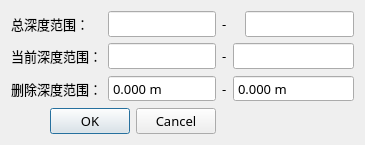
Qt form src/DeleteDialog.ui (jerky168/BoreholeAnalyzer) before a commit.
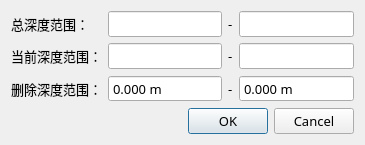
The same form after that commit.

Diff of the .ui file:
```diff
--- a/src/DeleteDialog.ui
+++ b/src/DeleteDialog.ui
@@ -20,13 +20,6 @@
    <string>删除</string>
   </property>
   <layout class="QGridLayout" name="gridLayout">
-   <item row="2" column="0">
-    <widget class="QLabel" name="label_3">
-     <property name="text">
-      <string>删除深度范围：</string>
-     </property>
-    </widget>
-   </item>
    <item row="0" column="0">
     <widget class="QLabel" name="label">
      <property name="text">
@@ -34,16 +27,30 @@
      </property>
     </widget>
    </item>
-   <item row="2" column="3" colspan="3">
-    <widget class="QDoubleSpinBox" name="deleteEndSBox">
-     <property name="buttonSymbols">
-      <enum>QAbstractSpinBox::NoButtons</enum>
+   <item row="0" column="1">
+    <widget class="QLineEdit" name="totalStartEdit">
+     <property name="readOnly">
+      <bool>true</bool>
      </property>
-     <property name="suffix">
-      <string> m</string>
+    </widget>
+   </item>
+   <item row="0" column="2">
+    <widget class="QLabel" name="label_4">
+     <property name="sizePolicy">
+      <sizepolicy hsizetype="Maximum" vsizetype="Preferred">
+       <horstretch>0</horstretch>
+       <verstretch>0</verstretch>
+      </sizepolicy>
      </property>
-     <property name="decimals">
-      <number>3</number>
+     <property name="text">
+      <string>-</string>
+     </property>
+    </widget>
+   </item>
+   <item row="0" column="3">
+    <widget class="QLineEdit" name="totalEndEdit">
+     <property name="readOnly">
+      <bool>true</bool>
      </property>
     </widget>
    </item>
@@ -54,6 +61,40 @@
      </property>
     </widget>
    </item>
+   <item row="1" column="1">
+    <widget class="QLineEdit" name="currentStartEdit">
+     <property name="readOnly">
+      <bool>true</bool>
+     </property>
+    </widget>
+   </item>
+   <item row="1" column="2">
+    <widget class="QLabel" name="label_5">
+     <property name="sizePolicy">
+      <sizepolicy hsizetype="Maximum" vsizetype="Preferred">
+       <horstretch>0</horstretch>
+       <verstretch>0</verstretch>
+      </sizepolicy>
+     </property>
+     <property name="text">
+      <string>-</string>
+     </property>
+    </widget>
+   </item>
+   <item row="1" column="3">
+    <widget class="QLineEdit" name="currentEndEdit">
+     <property name="readOnly">
+      <bool>true</bool>
+     </property>
+    </widget>
+   </item>
+   <item row="2" column="0">
+    <widget class="QLabel" name="label_3">
+     <property name="text">
+      <string>删除深度范围：</string>
+     </property>
+    </widget>
+   </item>
    <item row="2" column="1">
     <widget class="QDoubleSpinBox" name="deleteStartSBox">
      <property name="buttonSymbols">
@@ -67,16 +108,6 @@
      </property>
     </widget>
    </item>
-   <item row="0" column="1">
-    <widget class="QLineEdit" name="totalStartEdit"/>
-   </item>
-   <item row="1" column="3" colspan="3">
-    <widget class="QLineEdit" name="currentEndEdit">
-     <property name="readOnly">
-      <bool>true</bool>
-     </property>
-    </widget>
-   </item>
    <item row="2" column="2">
     <widget class="QLabel" name="label_6">
      <property name="sizePolicy">
@@ -90,7 +121,20 @@
      </property>
     </widget>
    </item>
-   <item row="3" column="0" colspan="2">
+   <item row="2" column="3">
+    <widget class="QDoubleSpinBox" name="deleteEndSBox">
+     <property name="buttonSymbols">
+      <enum>QAbstractSpinBox::NoButtons</enum>
+     </property>
+     <property name="suffix">
+      <string> m</string>
+     </property>
+     <property name="decimals">
+      <number>3</number>
+     </property>
+    </widget>
+   </item>
+   <item row="3" column="0" colspan="4">
     <widget class="QDialogButtonBox" name="buttonBox">
      <property name="orientation">
       <enum>Qt::Horizontal</enum>
@@ -100,42 +144,6 @@
      </property>
     </widget>
    </item>
-   <item row="1" column="2">
-    <widget class="QLabel" name="label_5">
-     <property name="sizePolicy">
-      <sizepolicy hsizetype="Maximum" vsizetype="Preferred">
-       <horstretch>0</horstretch>
-       <verstretch>0</verstretch>
-      </sizepolicy>
-     </property>
-     <property name="text">
-      <string>-</string>
-     </property>
-    </widget>
-   </item>
-   <item row="1" column="1">
-    <widget class="QLineEdit" name="currentStartEdit">
-     <property name="readOnly">
-      <bool>true</bool>
-     </property>
-    </widget>
-   </item>
-   <item row="0" column="5">
-    <widget class="QLineEdit" name="totalEndEdit"/>
-   </item>
-   <item row="0" column="2" colspan="3">
-    <widget class="QLabel" name="label_4">
-     <property name="sizePolicy">
-      <sizepolicy hsizetype="Maximum" vsizetype="Preferred">
-       <horstretch>0</horstretch>
-       <verstretch>0</verstretch>
-      </sizepolicy>
-     </property>
-     <property name="text">
-      <string>-</string>
-     </property>
-    </widget>
-   </item>
   </layout>
  </widget>
  <resources/>
```
